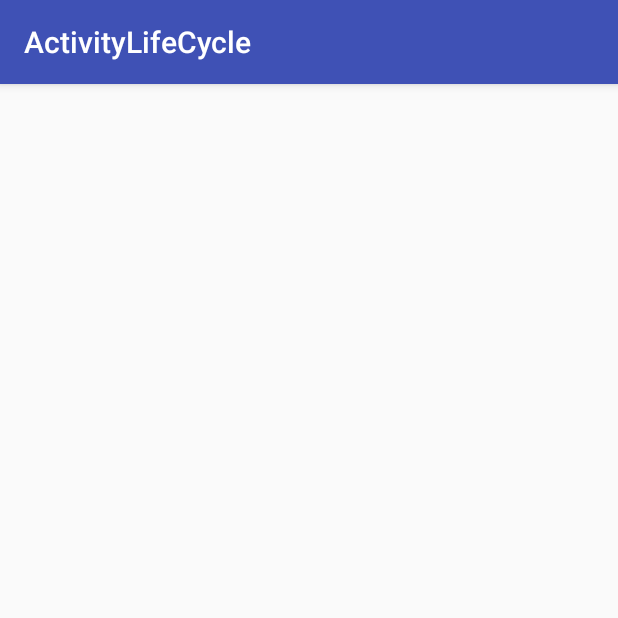
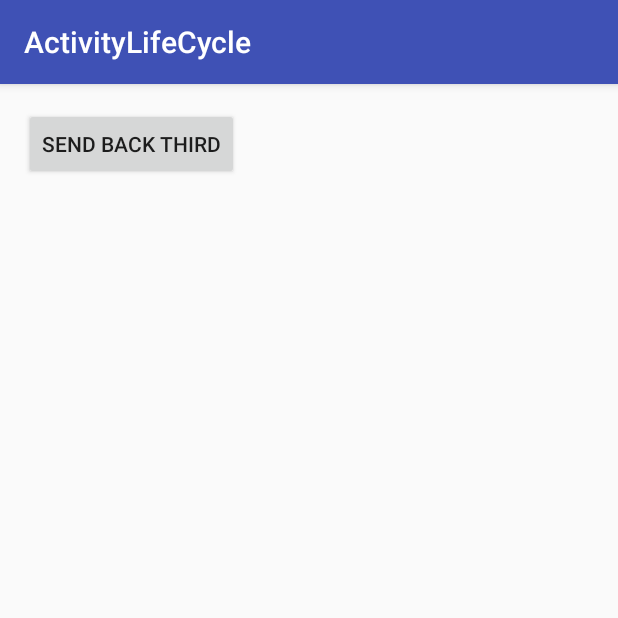
Before and after one commit to wszh197/ActivityLifeCycle, an Android app: the screen it shows after launch (ThirdActivity), after a tap on "ThirdActivity", on a phone screen of 412 x 824 dp, the top half of it. Run offline under Robolectric (Android 15) with nearby library versions, the phone set to English and light mode, and no system bars.

Commit message:
第三个activity返回数据

```diff
--- a/app/src/main/java/com/wszh/activitylifecycle/MainActivity.java
+++ b/app/src/main/java/com/wszh/activitylifecycle/MainActivity.java
@@ -12,17 +12,19 @@ import android.widget.Toast;
 public class MainActivity extends AppCompatActivity {
     private static final String TAG = "MainActivity";
     public static final String INFO_NAME="infoName";
-    private Button button;
+    private Button mButton;
+    private Button mButtonThird;
+    private EditText mEditText;
 
     @Override
     protected void onCreate(Bundle savedInstanceState) {
         super.onCreate(savedInstanceState);
         setContentView(R.layout.activity_main);
         Log.d("MainActivity","onCreate执行了");
-        button = (Button) findViewById(R.id.activity_main_button);
-        final EditText editext = (EditText) findViewById(R.id.activity_main_textview);
+        mButton = (Button) findViewById(R.id.activity_main_button);
+        final EditText mEditText = (EditText) findViewById(R.id.activity_main_textview);
 
-        button.setOnClickListener(new View.OnClickListener() {
+        mButton.setOnClickListener(new View.OnClickListener() {
             @Override
             public void onClick(View v) {
                 /*
@@ -35,14 +37,14 @@ public class MainActivity extends AppCompatActivity {
                 //intent.putExtra("name", "MainActivity传过来的消息。");
 
                 //intent.putExtra("name", editext.getText().toString());
-                intent.putExtra(INFO_NAME, editext.getText().toString());
+                intent.putExtra(INFO_NAME, mEditText.getText().toString());
                 //startActivity(intent);
-                startActivityForResult(intent,1);
+                startActivityForResult(intent,0);
             }
         });
 
-        button = (Button) findViewById(R.id.activity_third_button);
-        button.setOnClickListener(new View.OnClickListener() {
+        mButtonThird = (Button) findViewById(R.id.activity_third_button);
+        mButtonThird.setOnClickListener(new View.OnClickListener() {
             @Override
             public void onClick(View v) {
                 Intent intent = new Intent(MainActivity.this,ThirdActivity.class);
@@ -50,8 +52,25 @@ public class MainActivity extends AppCompatActivity {
 
             }
         });
+
     }
 
+    @Override
+    protected void onActivityResult(int requestCode, int resultCode, Intent data) {
+        super.onActivityResult(requestCode, resultCode, data);
+
+        String name = data.getStringExtra("thirdback");
+        Toast.makeText(MainActivity.this,name,Toast.LENGTH_SHORT).show();
+
+    }
+
+    /*
+        @Override
+        protected void onActivityResult(int requestCode, int resultCode, Intent data) {
+            String uName = data.getStringExtra("back");
+            Toast.makeText(MainActivity.this, uName, Toast.LENGTH_SHORT).show();
+        }
+    */
     @Override
     protected void onStart() {
         super.onStart();
--- a/app/src/main/java/com/wszh/activitylifecycle/ThirdActivity.java
+++ b/app/src/main/java/com/wszh/activitylifecycle/ThirdActivity.java
@@ -1,13 +1,29 @@
 package com.wszh.activitylifecycle;
 
+import android.content.Intent;
 import android.support.v7.app.AppCompatActivity;
 import android.os.Bundle;
+import android.view.View;
+import android.widget.Button;
 
 public class ThirdActivity extends AppCompatActivity {
+
+    private Button mButton;
 
     @Override
     protected void onCreate(Bundle savedInstanceState) {
         super.onCreate(savedInstanceState);
         setContentView(R.layout.activity_third);
+
+        mButton = (Button) findViewById(R.id.activity_third_button);
+        mButton.setOnClickListener(new View.OnClickListener() {
+            @Override
+            public void onClick(View v) {
+                Intent intent = new Intent();
+                intent.putExtra("thirdback", "third back infor 333");
+                setResult(RESULT_OK,intent);
+                finish();
+            }
+        });
     }
 }
--- a/app/src/main/res/layout/activity_second.xml
+++ b/app/src/main/res/layout/activity_second.xml
@@ -1,5 +1,5 @@
 <?xml version="1.0" encoding="utf-8"?>
-<RelativeLayout xmlns:android="http://schemas.android.com/apk/res/android"
+<LinearLayout xmlns:android="http://schemas.android.com/apk/res/android"
     xmlns:tools="http://schemas.android.com/tools"
     android:layout_width="match_parent"
     android:layout_height="match_parent"
@@ -7,6 +7,7 @@
     android:paddingLeft="@dimen/activity_horizontal_margin"
     android:paddingRight="@dimen/activity_horizontal_margin"
     android:paddingTop="@dimen/activity_vertical_margin"
+    android:orientation="vertical"
     tools:context="com.wszh.activitylifecycle.ActivitySecond">
 
     <TextView
@@ -22,7 +23,8 @@
 
     <Button
         android:id="@+id/activity_second_button"
+        android:text="返回数据到MainActivity"
         android:layout_width="wrap_content"
         android:layout_height="wrap_content" />
 
-</RelativeLayout>
+</LinearLayout>
--- a/app/src/main/res/layout/activity_third.xml
+++ b/app/src/main/res/layout/activity_third.xml
@@ -9,4 +9,10 @@
     android:paddingTop="@dimen/activity_vertical_margin"
     tools:context="com.wszh.activitylifecycle.ThirdActivity">
 
+    <Button
+        android:id="@+id/activity_third_button"
+        android:text="Send back Third"
+        android:layout_width="wrap_content"
+        android:layout_height="wrap_content" />
+
 </RelativeLayout>
```
Also changed, not shown: app/src/main/java/com/wszh/activitylifecycle/ActivitySecond.java (+25 -7 lines).
